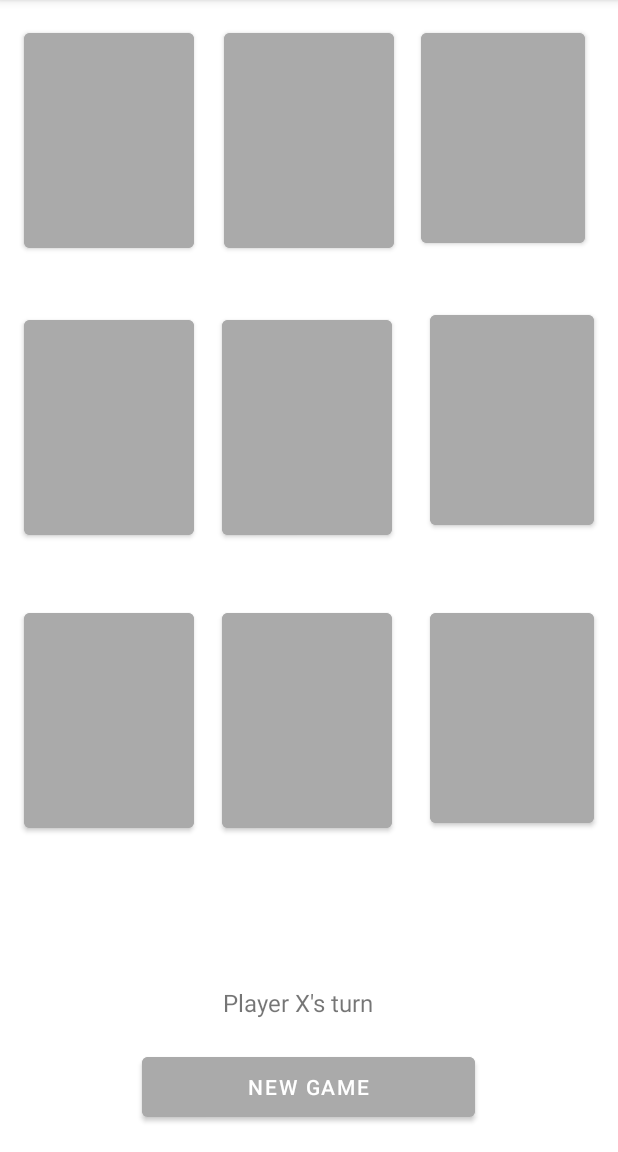
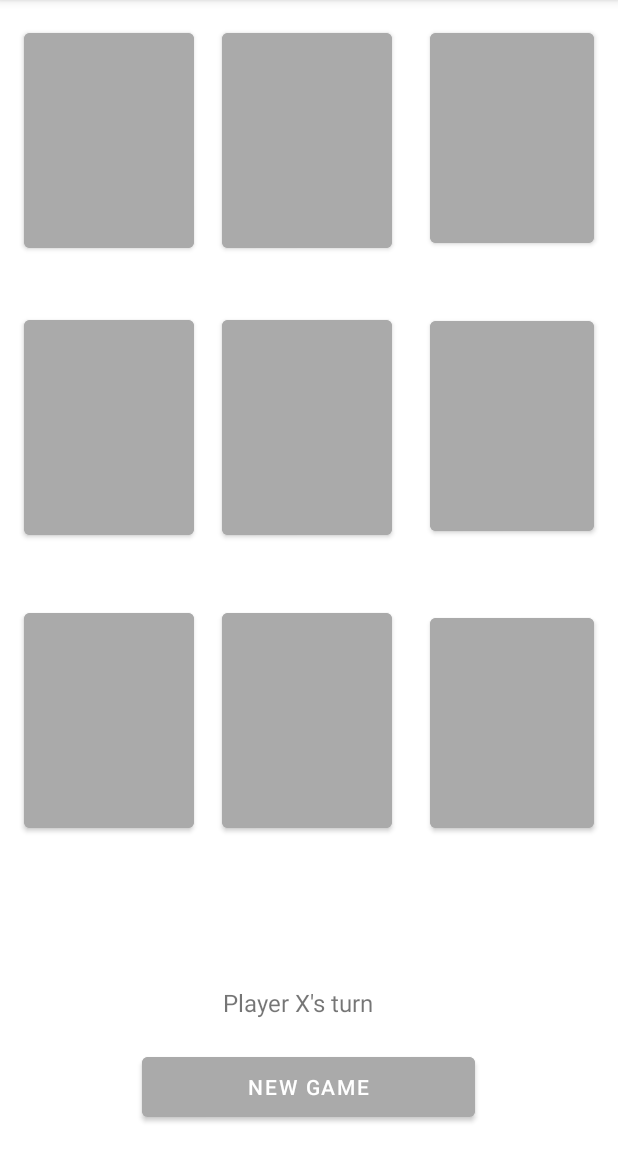
Before and after one commit to RyderDProgrammer/TicTacToe, an Android app: the screen it shows after launch (MainActivity), on a phone screen of 412 x 824 dp, the part 84-1236 px from its top. Run offline under Robolectric (Android 15) with nearby library versions, the phone set to English and light mode, and no system bars.

Commit message:
Fixed buttons so they actually appear properly on Pixel 4 API 30

```diff
--- a/app/src/main/res/layout/activity_main.xml
+++ b/app/src/main/res/layout/activity_main.xml
@@ -96,8 +96,6 @@
         android:textColor="#000000"
         android:textSize="48sp"
         app:iconTint="#686464"
-        app:layout_constraintEnd_toStartOf="@+id/button14"
-        app:layout_constraintHorizontal_bias="0.052"
         app:layout_constraintStart_toStartOf="parent"
         app:layout_constraintTop_toTopOf="parent"
         tools:ignore="SpeakableTextPresentCheck" />
@@ -142,8 +140,8 @@
         android:textSize="48sp"
         app:iconTint="#686464"
         app:layout_constraintEnd_toEndOf="parent"
-        app:layout_constraintHorizontal_bias="0.927"
-        app:layout_constraintStart_toStartOf="parent"
+        app:layout_constraintHorizontal_bias="0.609"
+        app:layout_constraintStart_toEndOf="@+id/button13"
         app:layout_constraintTop_toTopOf="parent"
         tools:ignore="SpeakableTextPresentCheck" />
 
@@ -151,7 +149,7 @@
         android:id="@+id/button3"
         android:layout_width="109dp"
         android:layout_height="152dp"
-        android:layout_marginTop="36dp"
+        android:layout_marginTop="40dp"
         android:backgroundTint="@android:color/darker_gray"
         android:textColor="#000000"
         android:textSize="48sp"
```
